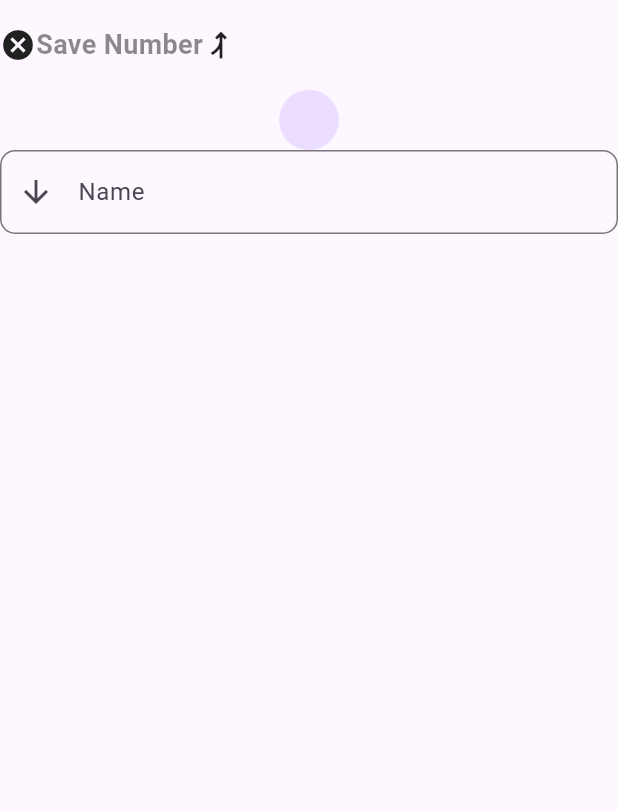
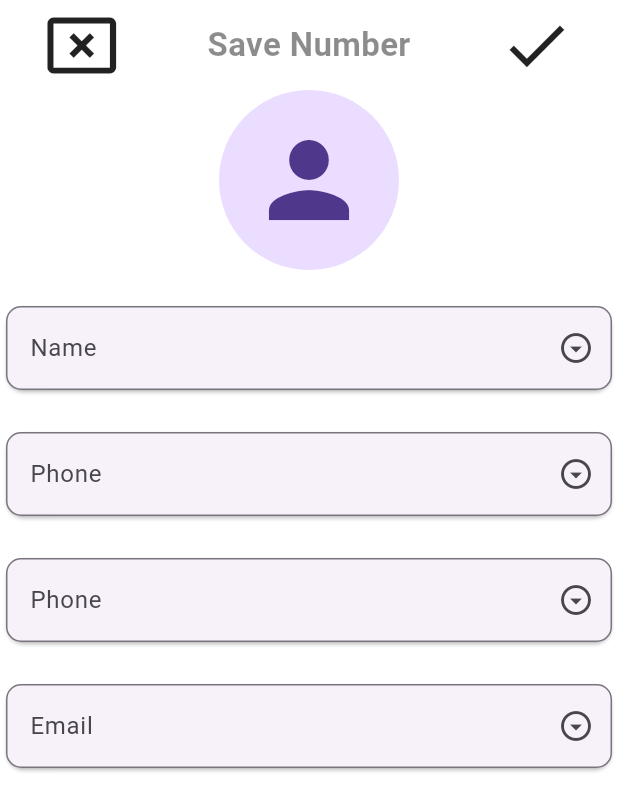
Before and after one commit to mynulyt/Flutter-UI-Design, a Flutter app: the AddContact screen opened directly, on a phone screen of 412 x 824 dp. Shown: the top 811 px of the screen. Run offline on Flutter 3.47's test engine with Material 3 defaults, Android fonts, the phone set to English and light mode, and no system bars.

Commit message:
add conatact

```diff
--- a/lib/contact_list/pages/add_contact.dart
+++ b/lib/contact_list/pages/add_contact.dart
@@ -5,38 +5,89 @@ class AddContact extends StatelessWidget {
 
   @override
   Widget build(BuildContext context) {
-    return Scaffold(
+    return SafeArea(
+      child: Scaffold(
+        backgroundColor: Colors.white,
         body: Column(
           children: [
             SizedBox(
               height: 60,
               width: 450,
               child: Row(
+                mainAxisAlignment: MainAxisAlignment.spaceAround,
                 children: [
-                Icon(Icons.cancel),
+                  Icon(Icons.cancel_presentation, size: 50),
                   Text(
                     "Save Number",
                     style: TextStyle(
                       color: Colors.black45,
-                    fontSize: 18,
+                      fontSize: 22,
                       fontWeight: FontWeight.w700,
                     ),
                   ),
-                Icon(Icons.ramp_right),
+                  Icon(Icons.check, size: 50),
                 ],
               ),
             ),
-          CircleAvatar(),
-          TextField(
+            Container(
+              child: CircleAvatar(child: Icon(Icons.person, size: 80)),
+              height: 120,
+              width: 120,
+              decoration: BoxDecoration(
+                borderRadius: BorderRadius.circular(100),
+              ),
+            ),
+            SizedBox(height: 20),
+            Card(
+              child: TextField(
                 decoration: InputDecoration(
                   label: Text("Name"),
-              prefixIcon: Icon(Icons.arrow_downward),
+                  suffixIcon: Icon(Icons.arrow_drop_down_circle_outlined),
                   border: OutlineInputBorder(
                     borderRadius: BorderRadius.circular(10),
                   ),
                 ),
               ),
+            ),
+            SizedBox(height: 20),
+            Card(
+              child: TextField(
+                decoration: InputDecoration(
+                  label: Text("Phone"),
+                  suffixIcon: Icon(Icons.arrow_drop_down_circle_outlined),
+                  border: OutlineInputBorder(
+                    borderRadius: BorderRadius.circular(10),
+                  ),
+                ),
+              ),
+            ),
+            SizedBox(height: 20),
+            Card(
+              child: TextField(
+                decoration: InputDecoration(
+                  label: Text("Phone"),
+                  suffixIcon: Icon(Icons.arrow_drop_down_circle_outlined),
+                  border: OutlineInputBorder(
+                    borderRadius: BorderRadius.circular(10),
+                  ),
+                ),
+              ),
+            ),
+            SizedBox(height: 20),
+            Card(
+              child: TextField(
+                decoration: InputDecoration(
+                  label: Text("Email"),
+                  suffixIcon: Icon(Icons.arrow_drop_down_circle_outlined),
+                  border: OutlineInputBorder(
+                    borderRadius: BorderRadius.circular(10),
+                  ),
+                ),
+              ),
+            ),
+            SizedBox(height: 20),
           ],
+        ),
       ),
     );
   }
--- a/lib/contact_list/pages/home_page.dart
+++ b/lib/contact_list/pages/home_page.dart
@@ -1,4 +1,5 @@
 import 'package:flutter/material.dart';
+import 'package:flutter_ui/contact_list/pages/add_contact.dart';
 
 class HomePage extends StatelessWidget {
   const HomePage({super.key});
@@ -21,7 +22,12 @@ class HomePage extends StatelessWidget {
       ),
       floatingActionButton: FloatingActionButton(
         backgroundColor: Colors.cyanAccent,
-        onPressed: () {},
+        onPressed: () {
+          Navigator.push(
+            context,
+            MaterialPageRoute(builder: (context) => AddContact()),
+          );
+        },
         child: const Icon(Icons.add),
       ),
       body: ListView.builder(
```
Lines whose indentation alone changed are shown as unchanged.
